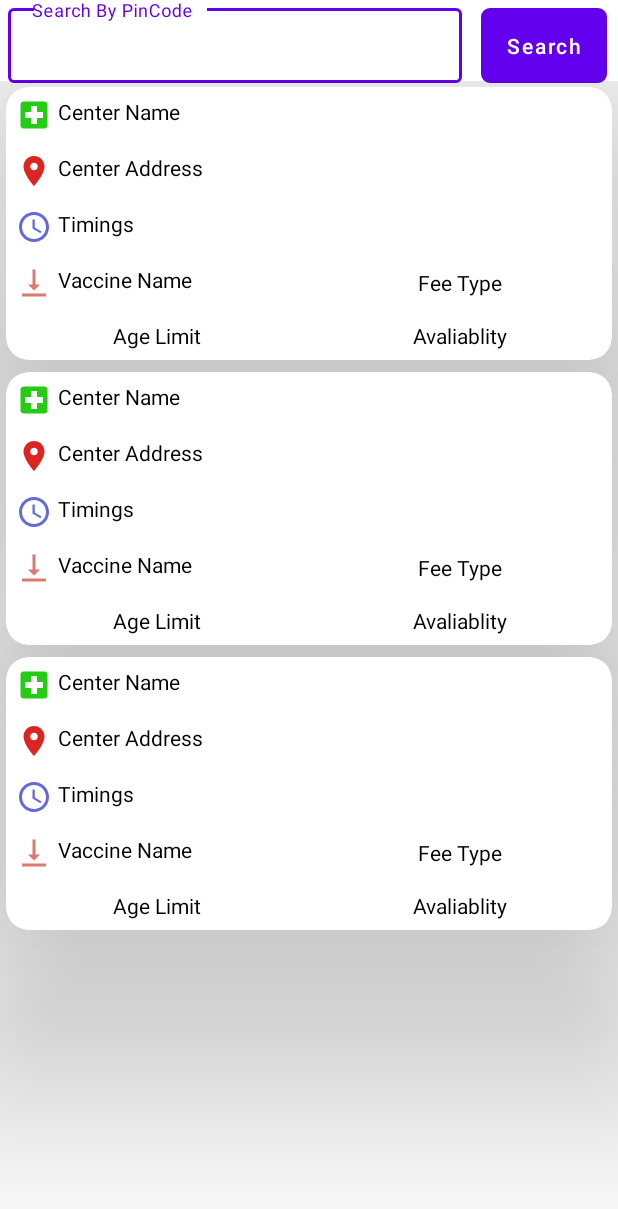
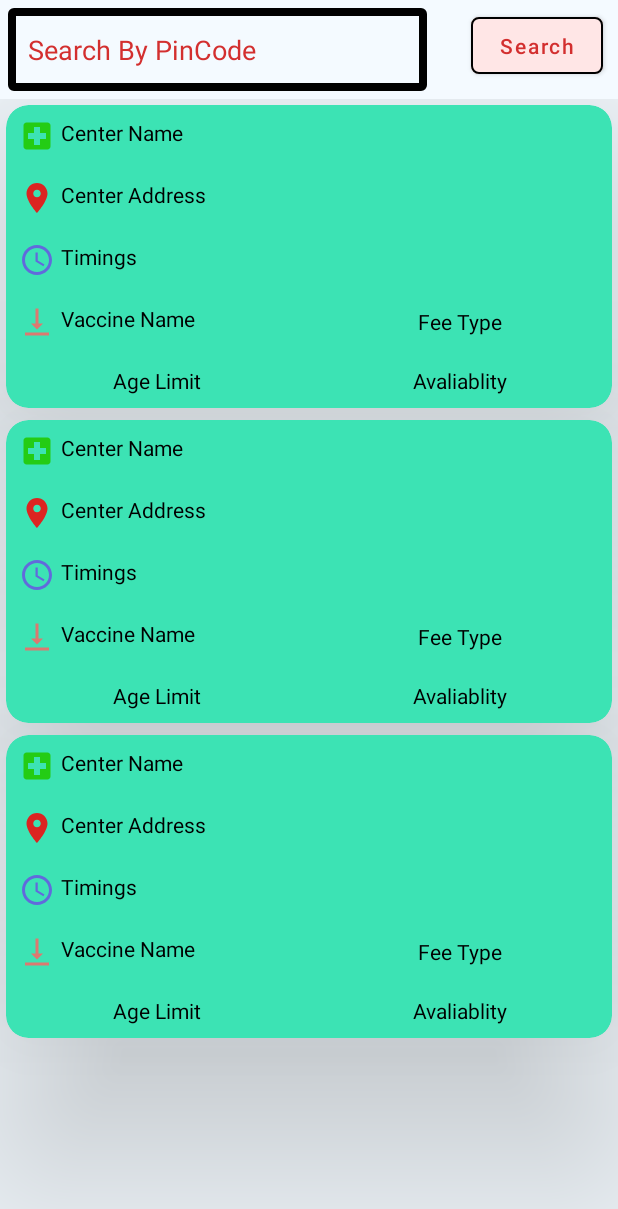
Before and after one commit to PreetishNiket/Covid19Tracker, an Android app: the layout activity_vaccine.xml on its own in the app's theme, with its tools: preview values and no code run, on a phone screen of 412 x 824 dp. Shown: the top 1209 px of the screen. Run offline under Robolectric (Android 15) with nearby library versions, the phone set to English and light mode, and no system bars; network calls fail.

Commit message:
Major Changes Updated

```diff
--- a/app/src/main/java/com/example/covid19tracker/SpannableDelta.kt
+++ b/app/src/main/java/com/example/covid19tracker/SpannableDelta.kt
@@ -13,7 +13,7 @@ class SpannableDelta(langName: String, langColor: String, start: Int) : Spannabl
 
             start,
             langName.length,
-            Spannable.SPAN_EXCLUSIVE_EXCLUSIVE
+            Spannable.SPAN_INCLUSIVE_EXCLUSIVE
         )
     }
 }
--- /dev/null
+++ b/app/src/main/res/drawable/edittext_back.xml
@@ -0,0 +1,11 @@
+<?xml version="1.0" encoding="utf-8"?>
+<shape xmlns:android="http://schemas.android.com/apk/res/android"
+    android:shape="rectangle">
+    <stroke
+        android:color="@color/black"
+        android:width="5dp"/>
+    <corners
+        android:radius="1dp"/>
+
+
+</shape>
--- a/app/src/main/res/drawable/rounded_border.xml
+++ b/app/src/main/res/drawable/rounded_border.xml
@@ -8,8 +8,8 @@
         <shape
             android:shape="rectangle">
 
-            <stroke android:color="#c26e6e"
-                android:width="1dp"/>
+            <stroke android:color="#F1FFE1"
+                android:width="2dp"/>
 
             <corners android:radius="5dp"/>
 
--- a/app/src/main/res/layout/activity_splash_screen.xml
+++ b/app/src/main/res/layout/activity_splash_screen.xml
@@ -4,7 +4,7 @@
     xmlns:tools="http://schemas.android.com/tools"
     android:layout_width="match_parent"
     android:layout_height="match_parent"
-    android:background="#190F52"
+    android:background="#F4FAFF"
     tools:context=".SplashScreenActivity">
 
     <ImageView
--- a/app/src/main/res/layout/activity_vaccine.xml
+++ b/app/src/main/res/layout/activity_vaccine.xml
@@ -1,57 +1,63 @@
 <?xml version="1.0" encoding="utf-8"?>
 <RelativeLayout xmlns:android="http://schemas.android.com/apk/res/android"
+    xmlns:tools="http://schemas.android.com/tools"
     xmlns:app="http://schemas.android.com/apk/res-auto"
-    xmlns:tools="http://schemas.android.com/tools"
     android:layout_width="match_parent"
     android:layout_height="match_parent"
-
+    android:background="#F4FAFF"
     tools:context=".VaccineActivity">
     <RelativeLayout
+        android:id="@+id/card_layout"
+        android:background="#F4FAFF"
         android:layout_width="wrap_content"
-        android:backgroundTint="@color/dark_red"
         android:layout_height="wrap_content">
-        <com.google.android.material.textfield.TextInputLayout
-            style="@style/Widget.MaterialComponents.TextInputLayout.OutlinedBox"
-            android:layout_width="match_parent"
-            android:layout_height="wrap_content"
 
-            android:layout_toStartOf="@id/idBtnSearch">
+        <EditText
+            android:id="@+id/idEdtPinCode"
+            android:layout_width="279dp"
+            android:layout_height="55dp"
+            android:layout_marginStart="5dp"
+            android:layout_marginTop="5dp"
+            android:layout_marginEnd="5dp"
+            android:layout_marginBottom="5dp"
+            android:padding="13dp"
+            android:background="@drawable/edittext_back"
+            android:hint="Search By PinCode"
+            android:inputType="number"
+            android:textColorHint="@color/dark_red"
+            android:textColor="@color/dark_red" />
 
-            <com.google.android.material.textfield.TextInputEditText
-                android:id="@+id/idEdtPinCode"
-                android:layout_width="match_parent"
+            <com.google.android.material.button.MaterialButton
+                android:id="@+id/idBtnSearch"
+                android:layout_width="wrap_content"
                 android:layout_height="50dp"
-                android:layout_margin="5dp"
+                android:layout_marginStart="5dp"
+                android:layout_marginTop="5dp"
+                android:layout_marginEnd="10dp"
+                android:layout_marginBottom="5dp"
+                android:backgroundTint="#FFE6E6"
+                android:text="Search"
+               android:layout_alignParentEnd="true"
+                android:textAllCaps="false"
                 android:textColor="@color/dark_red"
-                android:layout_toStartOf="@id/idBtnSearch"
-                android:hint="Search By PinCode"
+                app:cornerRadius="5dp"
+                app:rippleColor="#fff"
+                app:strokeColor="@color/black"
+                app:strokeWidth="1dp" />
 
-                android:textColorHint="@android:color/holo_purple"
-                android:inputType="number" />
 
-        </com.google.android.material.textfield.TextInputLayout>
+
 
 
         <!--button for searchng the data-->
-        <Button
-            android:id="@+id/idBtnSearch"
-            android:layout_width="wrap_content"
-            android:layout_height="50dp"
-            android:layout_alignParentEnd="true"
-            android:layout_margin="5dp"
-            android:background="@drawable/rounded_border"
-            android:text="Search"
-            android:textAllCaps="false" />
 
     </RelativeLayout>
-
-
-
     <androidx.recyclerview.widget.RecyclerView
         android:id="@+id/centersRV"
+        android:layout_below="@+id/card_layout"
         android:layout_width="match_parent"
         android:layout_height="match_parent"
-        android:layout_marginTop="54dp"
+
         tools:listitem="@layout/item_rv" />
 
 </RelativeLayout>
--- a/app/src/main/res/layout/item_rv.xml
+++ b/app/src/main/res/layout/item_rv.xml
@@ -5,8 +5,9 @@
     android:layout_width="match_parent"
     app:cardElevation="80dp"
     app:cardCornerRadius="15dp"
-    app:cardBackgroundColor="@color/white"
+    app:cardBackgroundColor="#3CE3B4"
     android:layout_height="wrap_content"
+
     android:layout_margin="4dp">
 
     <RelativeLayout
@@ -20,7 +21,7 @@
             android:layout_height="wrap_content"
             android:layout_margin="3dp"
             android:drawablePadding="4dp"
-            android:padding="3dp"
+            android:padding="5dp"
             android:text="Center Name"
             android:textColor="#000"
             app:drawableLeftCompat="@drawable/ic__hospital" />
@@ -33,7 +34,7 @@
             android:layout_below="@id/idTVCenterName"
             android:layout_margin="3dp"
             android:drawablePadding="4dp"
-            android:padding="3dp"
+            android:padding="5dp"
             android:text="Center Address"
             android:textColor="#000"
             app:drawableLeftCompat="@drawable/ic_location" />
@@ -46,7 +47,7 @@
             android:layout_below="@id/idTVCenterAddress"
             android:layout_margin="3dp"
             android:drawablePadding="4dp"
-            android:padding="3dp"
+            android:padding="5dp"
             android:text="Timings"
             android:textColor="@color/black"
             app:drawableLeftCompat="@drawable/ic_time" />
@@ -68,7 +69,7 @@
                 android:layout_weight="1"
                 android:drawableLeft="@drawable/ic_vaccine"
                 android:drawablePadding="4dp"
-                android:padding="3dp"
+                android:padding="5dp"
                 android:text="Vaccine Name"
                 android:textColor="@color/black" />
 
@@ -80,7 +81,7 @@
                 android:layout_gravity="center"
                 android:layout_margin="3dp"
                 android:layout_weight="1"
-                android:padding="3dp"
+                android:padding="5dp"
                 android:text="Fee Type"
                 android:textAlignment="center"
                 android:textColor="@color/black" />
@@ -102,7 +103,7 @@
                 android:layout_gravity="center"
                 android:layout_margin="3dp"
                 android:layout_weight="1"
-                android:padding="3dp"
+                android:padding="5dp"
                 android:text="Age Limit"
                 android:textAlignment="center"
                 android:textColor="@color/black" />
@@ -115,7 +116,7 @@
                 android:layout_gravity="center"
                 android:layout_margin="3dp"
                 android:layout_weight="1"
-                android:padding="3dp"
+                android:padding="5dp"
                 android:text="Avaliablity"
                 android:textAlignment="center"
                 android:textColor="@color/black" />
--- a/app/src/main/res/layout/list_header.xml
+++ b/app/src/main/res/layout/list_header.xml
@@ -2,10 +2,7 @@
 <LinearLayout xmlns:android="http://schemas.android.com/apk/res/android"
     android:layout_width="match_parent"
     android:layout_height="match_parent"
-
-
     android:orientation="horizontal">
-
 
     <TextView
         android:layout_width="0dp"
@@ -14,7 +11,7 @@
         android:padding="8dp"
         android:text="STATE/UT"
         android:textAllCaps="true"
-
+        android:background="#EDF1F5"
         android:textColor="#f21105"
         android:textStyle="bold" />
 
@@ -26,7 +23,7 @@
         android:text="C"
         android:textAlignment="center"
         android:textAllCaps="true"
-
+        android:background="#EDF1F5"
         android:textColor="@color/confirmed"
         android:textStyle="bold" />
 
@@ -34,9 +31,9 @@
         android:layout_width="0dp"
         android:layout_height="wrap_content"
         android:layout_weight="1"
-
         android:padding="8dp"
         android:text="A"
+        android:background="#EDF1F5"
         android:textAlignment="center"
         android:textAllCaps="true"
         android:textColor="@color/active"
@@ -47,9 +44,9 @@
         android:layout_height="wrap_content"
         android:layout_weight="1"
         android:padding="8dp"
+        android:background="#EDF1F5"
         android:text="R"
         android:textAlignment="center"
-
         android:textAllCaps="true"
         android:textColor="@color/recovered"
         android:textStyle="bold" />
@@ -60,8 +57,8 @@
         android:layout_weight="1"
         android:padding="8dp"
         android:text="D"
+        android:background="#EDF1F5"
         android:textAlignment="center"
-
         android:textAllCaps="true"
         android:textColor="@color/deceased"
         android:textStyle="bold" />
```
